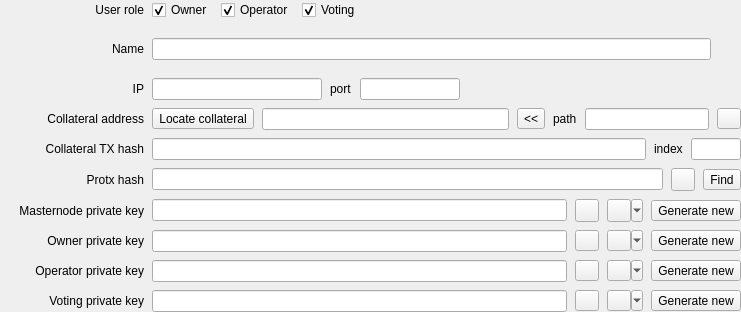
First picture: the form in src/ui/ui_masternode_details.ui, repository Bertrand256/dash-masternode-tool, before the edit.
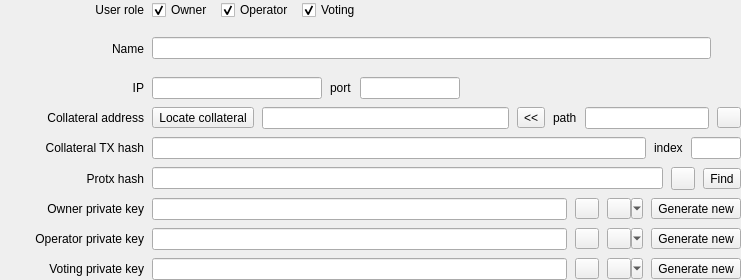
Second picture: the form after the edit.

Commit message: Added the message signing with owner/voting keys. Removed the obsolete masternode private key.

Diff of the .ui file:
```diff
--- a/src/ui/ui_masternode_details.ui
+++ b/src/ui/ui_masternode_details.ui
@@ -7,7 +7,7 @@
     <x>0</x>
     <y>0</y>
     <width>741</width>
-    <height>312</height>
+    <height>280</height>
    </rect>
   </property>
   <property name="sizePolicy">
@@ -435,93 +435,6 @@
         </item>
        </layout>
       </item>
-      <item>
-       <layout class="QHBoxLayout" name="horizontalLayout">
-        <item>
-         <widget class="QLabel" name="lblMasternodePrivateKey">
-          <property name="minimumSize">
-           <size>
-            <width>144</width>
-            <height>0</height>
-           </size>
-          </property>
-          <property name="text">
-           <string>Masternode private key</string>
-          </property>
-          <property name="alignment">
-           <set>Qt::AlignRight|Qt::AlignTrailing|Qt::AlignVCenter</set>
-          </property>
-         </widget>
-        </item>
-        <item>
-         <widget class="QLineEdit" name="edtMasternodePrivateKey">
-          <property name="echoMode">
-           <enum>QLineEdit::Password</enum>
-          </property>
-          <property name="clearButtonEnabled">
-           <bool>true</bool>
-          </property>
-         </widget>
-        </item>
-        <item>
-         <widget class="QToolButton" name="btnCopyMnKey">
-          <property name="maximumSize">
-           <size>
-            <width>16777215</width>
-            <height>16777215</height>
-           </size>
-          </property>
-          <property name="toolTip">
-           <string>Copy key to clipboard</string>
-          </property>
-          <property name="text">
-           <string/>
-          </property>
-          <property name="popupMode">
-           <enum>QToolButton::InstantPopup</enum>
-          </property>
-          <property name="arrowType">
-           <enum>Qt::NoArrow</enum>
-          </property>
-         </widget>
-        </item>
-        <item>
-         <widget class="QToolButton" name="btnShowMnPrivateKey">
-          <property name="sizePolicy">
-           <sizepolicy hsizetype="Fixed" vsizetype="Fixed">
-            <horstretch>0</horstretch>
-            <verstretch>0</verstretch>
-           </sizepolicy>
-          </property>
-          <property name="maximumSize">
-           <size>
-            <width>16777215</width>
-            <height>16777215</height>
-           </size>
-          </property>
-          <property name="toolTip">
-           <string>Show/hide private key</string>
-          </property>
-          <property name="text">
-           <string/>
-          </property>
-          <property name="checkable">
-           <bool>true</bool>
-          </property>
-          <property name="popupMode">
-           <enum>QToolButton::MenuButtonPopup</enum>
-          </property>
-         </widget>
-        </item>
-        <item>
-         <widget class="QToolButton" name="btnGenerateMnPrivateKey">
-          <property name="text">
-           <string>Generate new</string>
-          </property>
-         </widget>
-        </item>
-       </layout>
-      </item>
       <item>
        <layout class="QHBoxLayout" name="horizontalLayout_7">
         <item>
```
Left out of the diff: 2 changed lines with no effect on the pictures. The commit also changes 7 other files.
